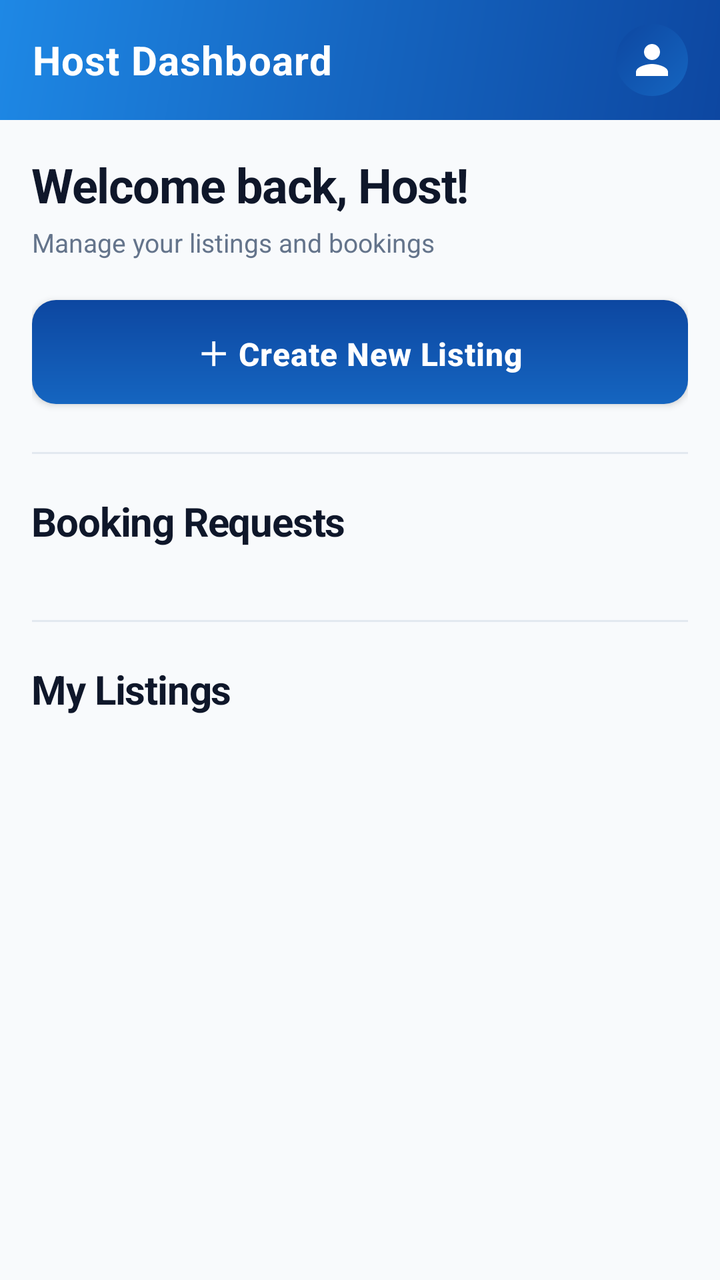
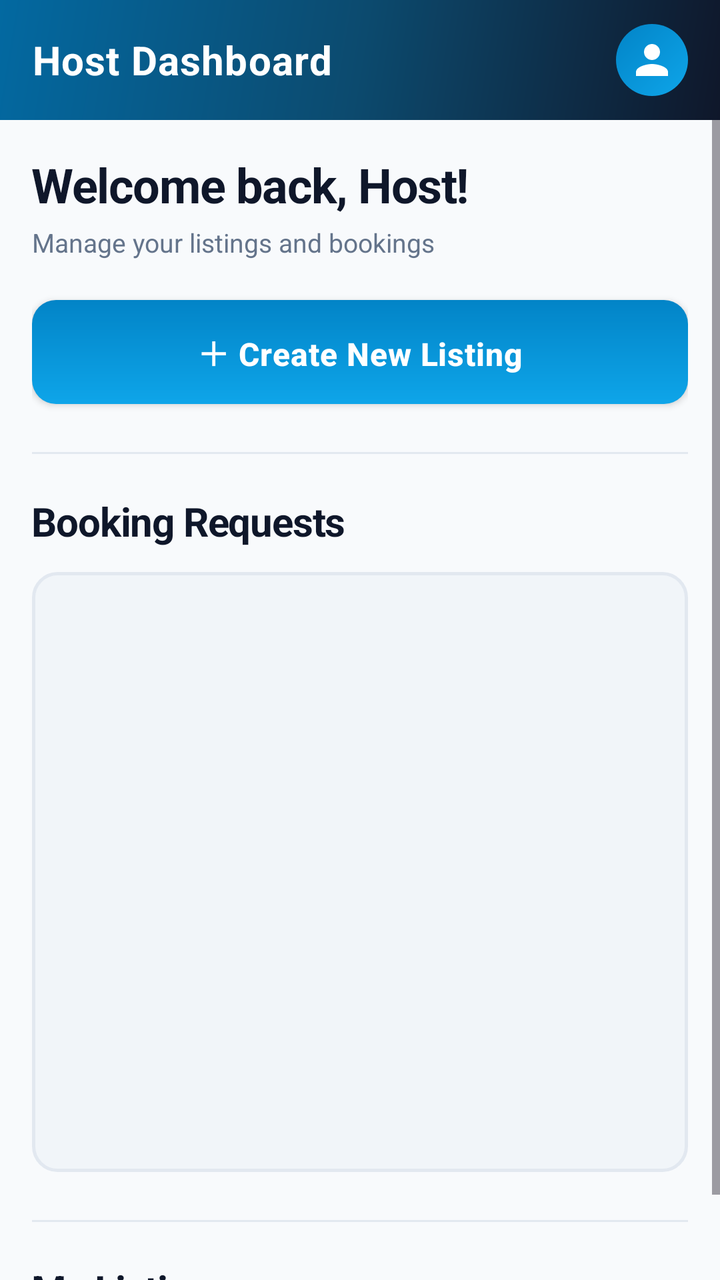

Before-and-after screenshots of an Android layout around one commit, followed by the original layout XML and the change that was made.
<!-- AndroidManifest.xml: application theme Theme.TestApplication -->
<!-- res/layout/activity_host_dashboard.xml -->
<?xml version="1.0" encoding="utf-8"?>
<LinearLayout xmlns:android="http://schemas.android.com/apk/res/android"
    android:layout_width="match_parent"
    android:layout_height="match_parent"
    android:orientation="vertical"
    android:background="@color/lodgio_bg">

    
    <LinearLayout
        android:layout_width="match_parent"
        android:layout_height="@dimen/toolbar_height"
        android:background="@drawable/bg_gradient_primary"
        android:gravity="center_vertical"
        android:paddingHorizontal="@dimen/spacing_base"
        android:orientation="horizontal">

        <TextView
            android:layout_width="0dp"
            android:layout_height="wrap_content"
            android:layout_weight="1"
            android:text="Host Dashboard"
            android:textColor="@color/white"
            android:textSize="@dimen/text_title"
            android:textStyle="bold"
            android:letterSpacing="0.02" />

        <ImageView
            android:id="@+id/btnProfile"
            android:layout_width="@dimen/avatar_sm"
            android:layout_height="@dimen/avatar_sm"
            android:src="@drawable/ic_profile"
            android:background="@drawable/avatar_circle"
            android:contentDescription="Profile"
            android:padding="6dp" />
    </LinearLayout>

    <ScrollView
        android:layout_width="match_parent"
        android:layout_height="match_parent">

        <LinearLayout
            android:layout_width="match_parent"
            android:layout_height="wrap_content"
            android:orientation="vertical"
            android:padding="@dimen/spacing_base">

            
            <TextView
                android:id="@+id/tvWelcomeName"
                android:layout_width="wrap_content"
                android:layout_height="wrap_content"
                android:text="Welcome back, Host!"
                android:textSize="@dimen/text_headline"
                android:textStyle="bold"
                android:textColor="@color/lodgio_text_primary"
                android:letterSpacing="-0.02"
                android:layout_marginBottom="@dimen/spacing_xs" />

            <TextView
                android:layout_width="wrap_content"
                android:layout_height="wrap_content"
                android:text="Manage your listings and bookings"
                android:textSize="@dimen/text_body_sm"
                android:textColor="@color/lodgio_text_secondary"
                android:layout_marginBottom="@dimen/spacing_lg" />

            <ProgressBar
                android:id="@+id/progressBar"
                android:layout_width="wrap_content"
                android:layout_height="wrap_content"
                android:layout_gravity="center"
                android:visibility="gone" />

            
            <Button
                android:id="@+id/btnCreateListing"
                android:layout_width="match_parent"
                android:layout_height="@dimen/btn_height"
                android:background="@drawable/btn_primary_bg"
                android:text="＋ Create New Listing"
                android:textColor="@color/white"
                android:textSize="@dimen/text_subtitle"
                android:textAllCaps="false"
                android:textStyle="bold"
                android:letterSpacing="0.02"
                android:layout_marginBottom="@dimen/spacing_xl" />

            
            <View
                android:layout_width="match_parent"
                android:layout_height="1dp"
                android:background="@color/lodgio_divider"
                android:layout_marginBottom="@dimen/spacing_lg" />

            
            <TextView
                android:layout_width="wrap_content"
                android:layout_height="wrap_content"
                android:text="Booking Requests"
                style="@style/LodgioSectionHeader"
                android:layout_marginBottom="@dimen/spacing_md" />

            <LinearLayout
                android:id="@+id/llBookingRequests"
                android:layout_width="match_parent"
                android:layout_height="wrap_content"
                android:orientation="vertical"
                android:layout_marginBottom="@dimen/spacing_xl" />

            
            <View
                android:layout_width="match_parent"
                android:layout_height="1dp"
                android:background="@color/lodgio_divider"
                android:layout_marginBottom="@dimen/spacing_lg" />

            
            <TextView
                android:layout_width="wrap_content"
                android:layout_height="wrap_content"
                android:text="My Listings"
                style="@style/LodgioSectionHeader"
                android:layout_marginBottom="@dimen/spacing_md" />

            <LinearLayout
                android:id="@+id/llMyListings"
                android:layout_width="match_parent"
                android:layout_height="wrap_content"
                android:orientation="vertical" />

        </LinearLayout>
    </ScrollView>
</LinearLayout>
<!-- resources referenced by this layout -->
<resources>
  <color name="lodgio_bg">#F8FAFC</color>
  <color name="lodgio_divider">#E2E8F0</color>
  <color name="lodgio_text_primary">#0F172A</color>
  <color name="lodgio_text_secondary">#64748B</color>
  <color name="white">#FFFFFFFF</color>
  <dimen name="avatar_sm">36dp</dimen>
  <dimen name="btn_height">52dp</dimen>
  <dimen name="spacing_base">16dp</dimen>
  <dimen name="spacing_lg">20dp</dimen>
  <dimen name="spacing_md">12dp</dimen>
  <dimen name="spacing_xl">24dp</dimen>
  <dimen name="spacing_xs">4dp</dimen>
  <dimen name="text_body_sm">13sp</dimen>
  <dimen name="text_headline">24sp</dimen>
  <dimen name="text_subtitle">16sp</dimen>
  <dimen name="text_title">20sp</dimen>
  <dimen name="toolbar_height">60dp</dimen>
  <!-- drawable avatar_circle (drawable) -->
  <?xml version="1.0" encoding="utf-8"?>
  <shape xmlns:android="http://schemas.android.com/apk/res/android"
      android:shape="oval">
      <gradient
          android:startColor="@color/lodgio_primary"
          android:endColor="@color/lodgio_primary_dark"
          android:angle="135" />
  </shape>
  <!-- drawable bg_gradient_primary (drawable) -->
  <?xml version="1.0" encoding="utf-8"?>
  <shape xmlns:android="http://schemas.android.com/apk/res/android"
      android:shape="rectangle">
      <gradient
          android:startColor="@color/lodgio_gradient_start"
          android:centerColor="@color/lodgio_gradient_mid"
          android:endColor="@color/lodgio_gradient_end"
          android:angle="135" />
  </shape>
  <!-- drawable btn_primary_bg (drawable) -->
  <?xml version="1.0" encoding="utf-8"?>
  <shape xmlns:android="http://schemas.android.com/apk/res/android"
      android:shape="rectangle">
      <gradient
          android:startColor="@color/lodgio_primary"
          android:endColor="@color/lodgio_primary_dark"
          android:angle="90" />
      <corners android:radius="@dimen/radius_md" />
  </shape>
  <!-- drawable ic_profile (drawable) -->
  <?xml version="1.0" encoding="utf-8"?>
  <vector xmlns:android="http://schemas.android.com/apk/res/android"
      android:width="24dp"
      android:height="24dp"
      android:viewportWidth="24"
      android:viewportHeight="24"
      android:tint="@color/white">
      <path
          android:fillColor="@android:color/white"
          android:pathData="M12,12c2.21,0 4,-1.79 4,-4s-1.79,-4 -4,-4 -4,1.79 -4,4 1.79,4 4,4zM12,14c-2.67,0 -8,1.34 -8,4v2h16v-2c0,-2.66 -5.33,-4 -8,-4z" />
  </vector>
  <style name="LodgioSectionHeader">
          <item name="android:textSize">@dimen/text_title</item>
          <item name="android:textStyle">bold</item>
          <item name="android:textColor">@color/lodgio_text_primary</item>
          <item name="android:letterSpacing">-0.02</item>
      </style>
  <style name="Theme.TestApplication" parent="Base.Theme.TestApplication" />
  <color name="lodgio_primary">#1565C0</color>
  <color name="lodgio_primary_dark">#0D47A1</color>
  <color name="lodgio_gradient_start">#0D47A1</color>
  <color name="lodgio_gradient_mid">#1565C0</color>
  <color name="lodgio_gradient_end">#1E88E5</color>
  <dimen name="radius_md">12dp</dimen>
  <color name="lodgio_accent">#FF8F00</color>
  <!-- unchanged entries left out for length: 1 -->
</resources>

<!-- the commit's change to res/layout/activity_host_dashboard.xml (unified diff, before → after) -->
@@ -100,12 +100,19 @@
                 style="@style/LodgioSectionHeader"
                 android:layout_marginBottom="@dimen/spacing_md" />
 
-            <LinearLayout
-                android:id="@+id/llBookingRequests"
+            <androidx.core.widget.NestedScrollView
                 android:layout_width="match_parent"
-                android:layout_height="wrap_content"
-                android:orientation="vertical"
-                android:layout_marginBottom="@dimen/spacing_xl" />
+                android:layout_height="300dp"
+                android:layout_marginBottom="@dimen/spacing_xl"
+                android:background="@drawable/input_background"
+                android:padding="@dimen/spacing_xs">
+                
+                <LinearLayout
+                    android:id="@+id/llBookingRequests"
+                    android:layout_width="match_parent"
+                    android:layout_height="wrap_content"
+                    android:orientation="vertical" />
+            </androidx.core.widget.NestedScrollView>
 
             
             <View
<!-- resource entries referenced after the edit -->
@@ -58,6 +58,15 @@
           android:fillColor="@android:color/white"
           android:pathData="M12,12c2.21,0 4,-1.79 4,-4s-1.79,-4 -4,-4 -4,1.79 -4,4 1.79,4 4,4zM12,14c-2.67,0 -8,1.34 -8,4v2h16v-2c0,-2.66 -5.33,-4 -8,-4z" />
   </vector>
+  <!-- drawable input_background (drawable) -->
+  <?xml version="1.0" encoding="utf-8"?>
+  <shape xmlns:android="http://schemas.android.com/apk/res/android"
+      android:shape="rectangle">
+      <solid android:color="@color/lodgio_input_bg" />
+      <corners android:radius="@dimen/radius_md" />
+      <stroke android:width="1.5dp" android:color="@color/lodgio_input_stroke" />
+      <padding android:left="16dp" android:right="16dp" android:top="4dp" android:bottom="4dp" />
+  </shape>
   <style name="LodgioSectionHeader">
           <item name="android:textSize">@dimen/text_title</item>
           <item name="android:textStyle">bold</item>
@@ -65,12 +74,14 @@
           <item name="android:letterSpacing">-0.02</item>
       </style>
   <style name="Theme.TestApplication" parent="Base.Theme.TestApplication" />
-  <color name="lodgio_primary">#1565C0</color>
-  <color name="lodgio_primary_dark">#0D47A1</color>
-  <color name="lodgio_gradient_start">#0D47A1</color>
-  <color name="lodgio_gradient_mid">#1565C0</color>
-  <color name="lodgio_gradient_end">#1E88E5</color>
+  <color name="lodgio_primary">#0EA5E9</color>
+  <color name="lodgio_primary_dark">#0284C7</color>
+  <color name="lodgio_gradient_start">#0F172A</color>
+  <color name="lodgio_gradient_mid">#0C4A6E</color>
+  <color name="lodgio_gradient_end">#0369A1</color>
   <dimen name="radius_md">12dp</dimen>
+  <color name="lodgio_input_bg">#F1F5F9</color>
+  <color name="lodgio_input_stroke">#E2E8F0</color>
   <color name="lodgio_accent">#FF8F00</color>
   <!-- unchanged entries left out for length: 1 -->
 </resources>
